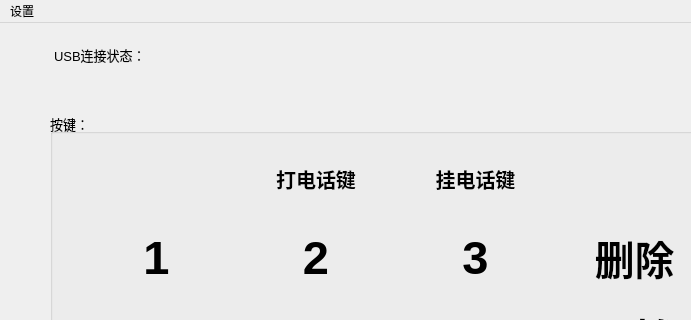
This is mainwindow.ui in BarryChen/keywriter as Qt 5 draws it before an edit; both pictures show x 0 to 691 and y 0 to 320 of the 800 by 600 pixel window. The edited form follows.
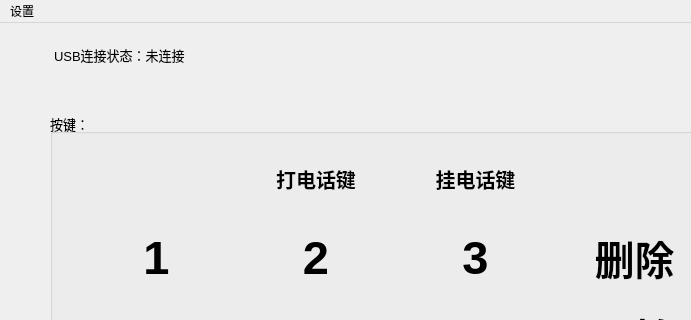
This is the edited form.

Patch:
```diff
--- a/mainwindow.ui
+++ b/mainwindow.ui
@@ -411,7 +411,7 @@
      </font>
     </property>
     <property name="text">
-     <string>USB连接状态：</string>
+     <string>USB连接状态：未连接</string>
     </property>
    </widget>
   </widget>
```
